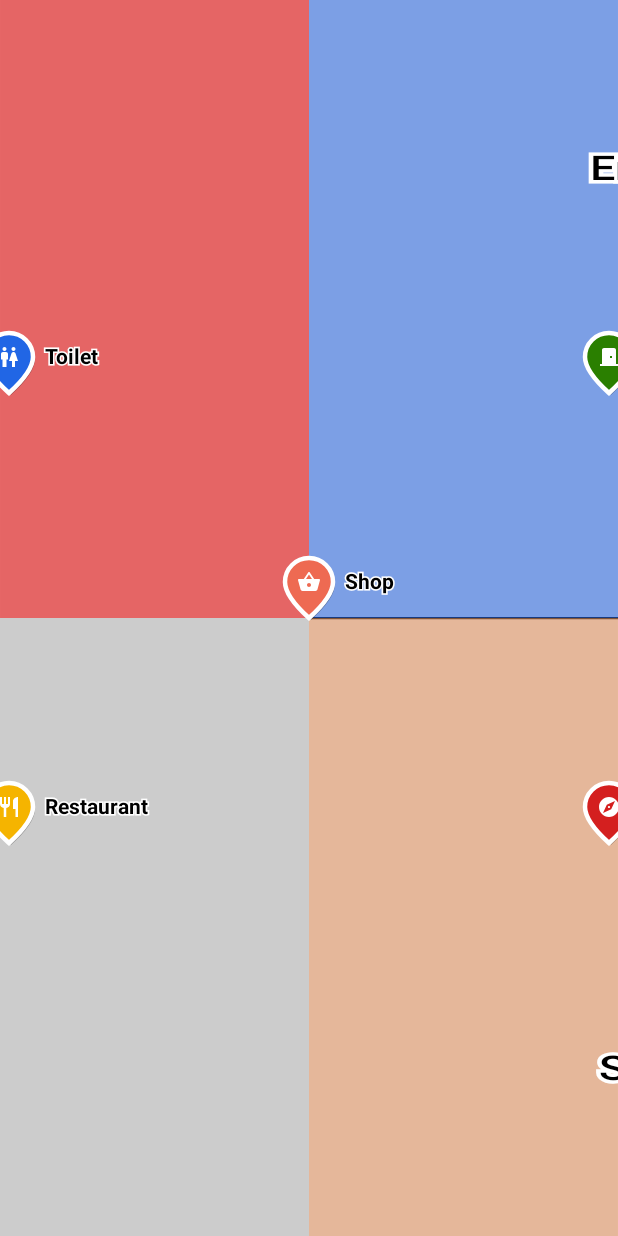
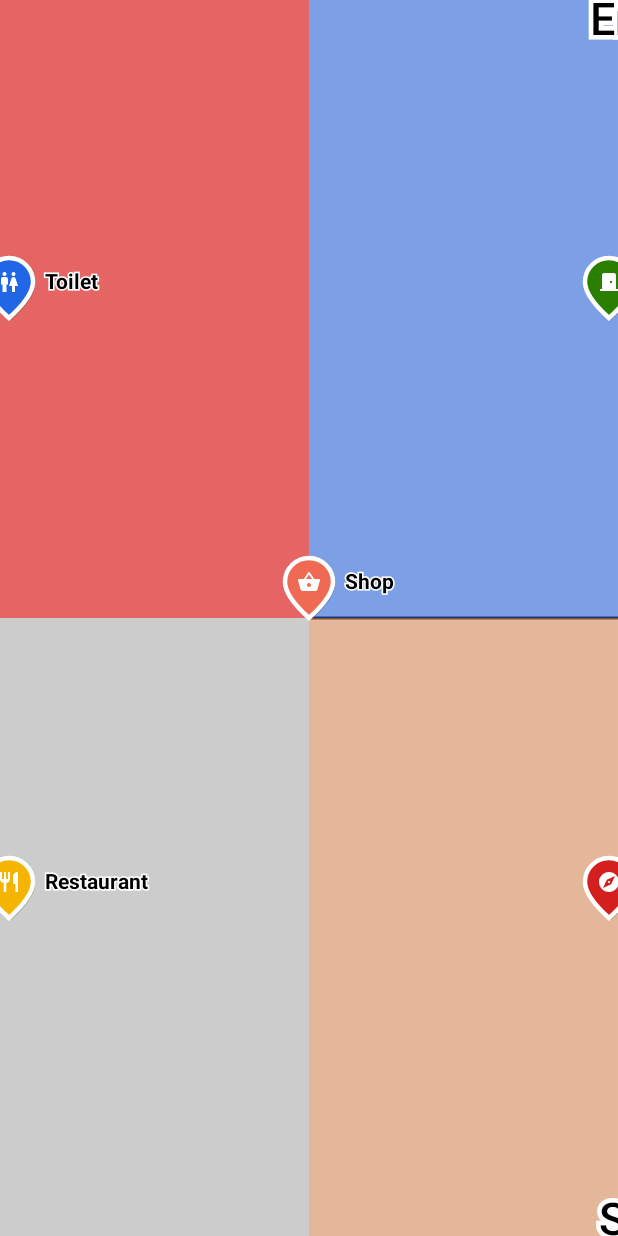
Before and after one commit to KarolGryc/ble-indoor-navigation, an Android app built with Jetpack Compose: the @Preview function FloorMapPreview, on a phone screen of 412 x 824 dp. Run offline under Robolectric (Android 15) with nearby library versions, the phone set to English and light mode, and no system bars.

Commit message:
Moved transform functions call to FloorMap.kt
Signed-off-by: Karol Gryc <kg306015@student.polsl.pl>

```diff
--- a/mobile-app/composeApp/src/commonMain/kotlin/presentation/navigationScreen/FloorMap.kt
+++ b/mobile-app/composeApp/src/commonMain/kotlin/presentation/navigationScreen/FloorMap.kt
@@ -1,28 +1,17 @@
 package presentation.navigationScreen
 
-import androidx.compose.animation.core.Spring
-import androidx.compose.animation.core.animateFloatAsState
-import androidx.compose.animation.core.animateOffsetAsState
-import androidx.compose.animation.core.spring
 import androidx.compose.foundation.Canvas
 import androidx.compose.foundation.background
 import androidx.compose.foundation.gestures.detectTapGestures
 import androidx.compose.foundation.gestures.detectTransformGestures
 import androidx.compose.foundation.layout.Box
 import androidx.compose.foundation.layout.fillMaxSize
-import androidx.compose.foundation.layout.padding
-import androidx.compose.material3.CircularProgressIndicator
 import androidx.compose.runtime.Composable
-import androidx.compose.runtime.getValue
-import androidx.compose.ui.Alignment
 import androidx.compose.ui.Modifier
-import androidx.compose.ui.draw.clipToBounds
 import androidx.compose.ui.geometry.Offset
 import androidx.compose.ui.graphics.drawscope.withTransform
 import androidx.compose.ui.input.pointer.pointerInput
 import androidx.compose.ui.text.rememberTextMeasurer
-import androidx.compose.ui.unit.dp
-import androidx.lifecycle.viewmodel.compose.viewModel
 import domain.model.Floor
 import domain.model.Node
 import domain.model.PointOfInterest
@@ -31,9 +20,6 @@ import domain.model.Wall
 import domain.model.Zone
 import domain.model.ZoneType
 import org.jetbrains.compose.ui.tooling.preview.Preview
-import presentation.composables.FloorSelectionPanel
-import presentation.composables.MapCompass
-import presentation.navigationScreen.ViewportState.Companion.MAX_ZOOM
 import kotlin.uuid.ExperimentalUuidApi
 import kotlin.uuid.Uuid
 
@@ -121,14 +107,33 @@ fun FloorMap(
     cameraState: ViewportState,
     currentZone: Zone? = null,
     selectedZone: Zone? = null,
-    pathZones: List<Zone> = emptyList()
+    pathZones: List<Zone> = emptyList(),
+    onTransformGestures: (centroid: Offset, pan: Offset, zoom: Float, rotation: Float) -> Unit = { _, _, _, _ -> },
+    onTapGesture: (offset: Offset) -> Unit = {},
+    onDoubleTapGesture: (offset: Offset) -> Unit = {},
+    onHoldGesture: (offset: Offset) -> Unit = {}
 ) {
     val textMeasurer = rememberTextMeasurer()
     val poiPainters = rememberPoiPainters()
 
     val (offset, scale, rotation, tilt) = cameraState
 
-    Box(modifier = Modifier.fillMaxSize()) {
+    Box(
+        modifier = Modifier
+            .fillMaxSize()
+            .pointerInput(Unit) {
+                detectTransformGestures { centroid, pan, zoom, rotate ->
+                    onTransformGestures(centroid, pan, zoom, rotate)
+                }
+            }
+            .pointerInput(Unit) {
+                detectTapGestures(
+                    onTap = { offset -> onTapGesture(offset) },
+                    onDoubleTap = { offset -> onDoubleTapGesture(offset) },
+                    onLongPress = { offset -> onHoldGesture(offset) }
+                )
+            }
+    ) {
         Canvas(
             modifier = Modifier
                 .fillMaxSize()
--- a/mobile-app/composeApp/src/commonMain/kotlin/presentation/navigationScreen/MapNavigationViewModel.kt
+++ b/mobile-app/composeApp/src/commonMain/kotlin/presentation/navigationScreen/MapNavigationViewModel.kt
@@ -48,7 +48,7 @@ data class ViewportState(
     val offset: Offset = Offset.Zero,
     val scale: Float = 1.5f,
     val rotation: Float = 0.0f,
-    val tilt: Float = 0.75f
+    val tilt: Float = 1f
 ) {
     companion object {
         const val MAX_ZOOM = 3f
```
Also changed, not shown: mobile-app/composeApp/src/commonMain/kotlin/presentation/navigationScreen/BuildingMapScreen.kt (+11 -26 lines).
